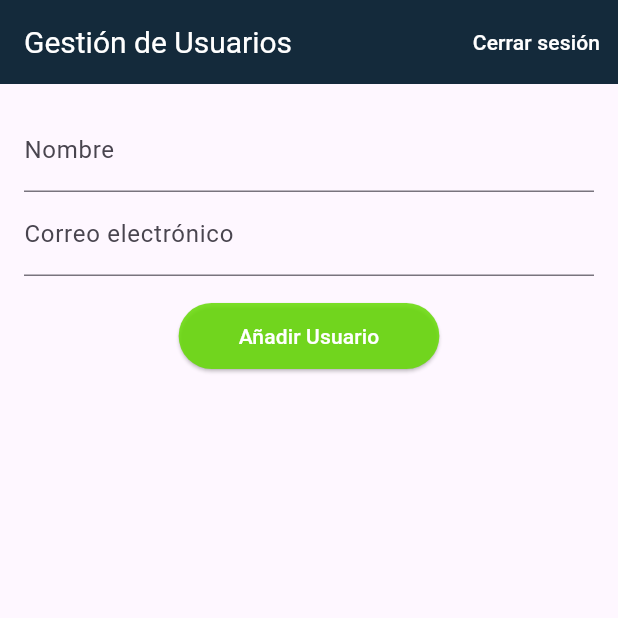
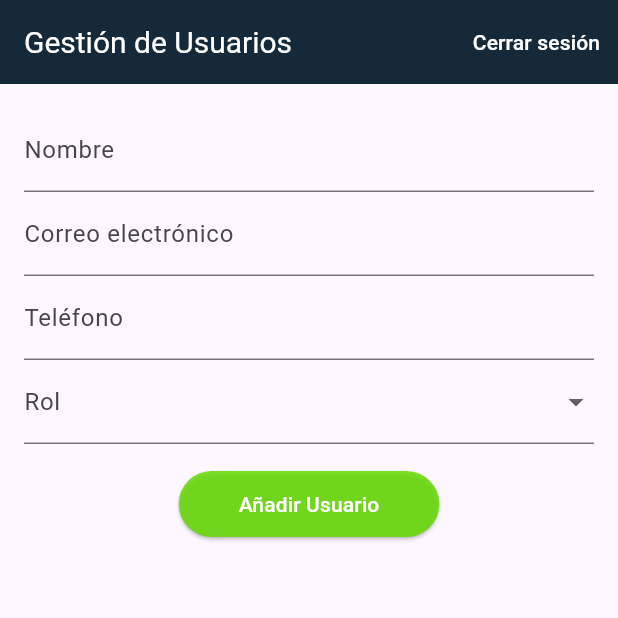
Before and after one commit to luckhazzard03/Flutter_Cheftable, a Flutter app: the screen it shows after launch, after a tap on "Añadir Usuario", on a phone screen of 412 x 824 dp, the top half of it. Run offline on Flutter 3.47's test engine with Material 3 defaults, Android fonts, the phone set to English and light mode, and no system bars; our stand-ins replace flutter_secure_storage; accounts and stored records are empty.

Commit message:
Se agrega campos nuevos a user_management roles

```diff
--- a/lib/models/user.dart
+++ b/lib/models/user.dart
@@ -1,8 +1,15 @@
+// models/user.dart
 
-// lib/models/user.dart
 class User {
-  String name;
-  String email;
+  final String name;
+  final String email;
+  final String phone;
+  final String role;
 
-  User({required this.name, required this.email});
+  User({
+    required this.name,
+    required this.email,
+    required this.phone,
+    required this.role,
+  });
 }
--- a/lib/pages/user_management_page.dart
+++ b/lib/pages/user_management_page.dart
@@ -13,30 +13,40 @@ class _UserManagementPageState extends State<UserManagementPage> {
   final List<User> _users = [];
   final _nameController = TextEditingController();
   final _emailController = TextEditingController();
+  final _phoneController = TextEditingController();
+  String? _selectedRole;
+  final List<String> _roles = ['Admin', 'Cheft', 'Mesero']; // Lista de roles
   User? _editingUser;
 
   void _addUser() {
     final name = _nameController.text;
     final email = _emailController.text;
+    final phone = _phoneController.text;
+    final role = _selectedRole ?? '';
 
-    if (name.isEmpty || email.isEmpty) return;
+    if (name.isEmpty || email.isEmpty || phone.isEmpty || role.isEmpty) return;
 
     setState(() {
       if (_editingUser != null) {
         final index = _users.indexOf(_editingUser!);
-        _users[index] = User(name: name, email: email);
+        _users[index] =
+            User(name: name, email: email, phone: phone, role: role);
         _editingUser = null;
       } else {
-        _users.add(User(name: name, email: email));
+        _users.add(User(name: name, email: email, phone: phone, role: role));
       }
       _nameController.clear();
       _emailController.clear();
+      _phoneController.clear();
+      _selectedRole = null;
     });
   }
 
   void _editUser(User user) {
     _nameController.text = user.name;
     _emailController.text = user.email;
+    _phoneController.text = user.phone;
+    _selectedRole = user.role;
     setState(() {
       _editingUser = user;
     });
@@ -91,6 +101,27 @@ class _UserManagementPageState extends State<UserManagementPage> {
               decoration:
                   const InputDecoration(labelText: 'Correo electrónico'),
             ),
+            TextField(
+              controller: _phoneController,
+              decoration: const InputDecoration(labelText: 'Teléfono'),
+            ),
+            DropdownButtonFormField<String>(
+              value: _selectedRole,
+              items: _roles.map((String role) {
+                return DropdownMenuItem<String>(
+                  value: role,
+                  child: Text(role),
+                );
+              }).toList(),
+              onChanged: (String? newValue) {
+                setState(() {
+                  _selectedRole = newValue;
+                });
+              },
+              decoration: const InputDecoration(
+                labelText: 'Rol',
+              ),
+            ),
             const SizedBox(height: 16),
             ElevatedButton(
               onPressed: _addUser,
@@ -117,7 +148,8 @@ class _UserManagementPageState extends State<UserManagementPage> {
                   final user = _users[index];
                   return ListTile(
                     title: Text(user.name),
-                    subtitle: Text(user.email),
+                    subtitle:
+                        Text('${user.email} - ${user.phone} - ${user.role}'),
                     trailing: Row(
                       mainAxisSize: MainAxisSize.min,
                       children: [
```
